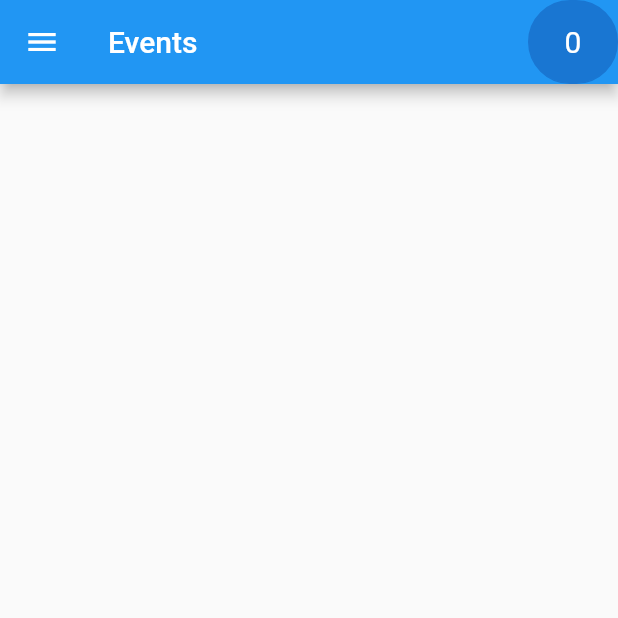
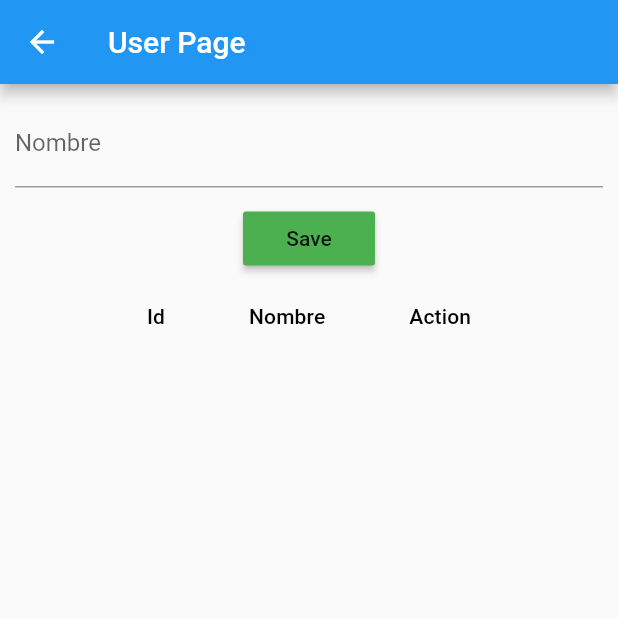
Before and after one commit to enetz7/Navegacion-Drawer, a Flutter app: the eventPage screen opened by its route, on a phone screen of 412 x 824 dp, the top half of it. Run offline on Flutter 3.47's test engine with Material 2 defaults, Android fonts, the phone set to English and light mode, and no system bars; our stand-ins replace sqflite; accounts and stored records are empty; network calls fail.

Commit message:
change bbdd

```diff
--- a/lib/data/database_helper.dart
+++ b/lib/data/database_helper.dart
@@ -5,6 +5,7 @@ import 'package:path/path.dart';
 import 'dart:async';
 import 'package:path_provider/path_provider.dart';
 import 'package:sqflite/sqflite.dart';
+
 class DatabaseHelper {
   static final DatabaseHelper _instance = new DatabaseHelper.internal();
   factory DatabaseHelper() => _instance;
@@ -14,22 +15,36 @@ class DatabaseHelper {
       return _db;
     }
     _db = await initDb();
+    await _onCreate();
     return _db;
   }
+
   DatabaseHelper.internal();
   initDb() async {
-
     Directory documentDirectory = await getApplicationDocumentsDirectory();
     String path = join(documentDirectory.path, "data_flutter.db");
     // Only copy if the database doesn't exist
-    if (FileSystemEntity.typeSync(path) == FileSystemEntityType.notFound){
+    if (FileSystemEntity.typeSync(path) == FileSystemEntityType.notFound) {
       // Load database from asset and copy
       ByteData data = await rootBundle.load(join('data', 'flutter.db'));
-      List<int> bytes = data.buffer.asUint8List(data.offsetInBytes, data.lengthInBytes);
+      List<int> bytes =
+          data.buffer.asUint8List(data.offsetInBytes, data.lengthInBytes);
       // Save copied asset to documents
       await new File(path).writeAsBytes(bytes);
     }
     var ourDb = await openDatabase(path);
+
     return ourDb;
   }
+
+  _onCreate() {
+    if (_db != null) {
+      _db.execute('''
+      CREATE TABLE User(
+        id INTEGER PRIMARY KEY AUTOINCREMENT,
+        nombre TEXT)
+    ''');
+      print("Database was created!");
+    }
+  }
 }
--- a/lib/data/query/user_ctr.dart
+++ b/lib/data/query/user_ctr.dart
@@ -1,29 +1,37 @@
 import 'package:navegacion/model/user.dart';
 import 'dart:async';
 import 'package:navegacion/data/database_helper.dart';
+
 class UserCtr {
-DatabaseHelper con = new DatabaseHelper();
+  DatabaseHelper con = new DatabaseHelper();
 //insertion
   Future<int> saveUser(User user) async {
     var dbClient = await con.db;
+    print("Usuario query");
     int res = await dbClient.insert("User", user.toMap());
+    //int res = await dbClient.rawInsert(
+    //    "INSERT INTO USER (id,nombre) VALUES('$user.id','$user.nombre')");
     return res;
   }
+
   //deletion
   Future<int> deleteUser(int user) async {
     var dbClient = await con.db;
     int res = await dbClient.rawDelete('DELETE FROM User WHERE id = ?', [user]);
     return res;
   }
+
   Future<User> checkUser(String user) async {
     var dbClient = await con.db;
-    var res = await dbClient.rawQuery("SELECT * FROM user WHERE nombre = '$user'");
+    var res =
+        await dbClient.rawQuery("SELECT * FROM user WHERE nombre = '$user'");
 
     if (res.length > 0) {
       return new User.fromMap(res.first);
     }
     return null;
   }
+
   Future<List<User>> getAllUser() async {
     var dbClient = await con.db;
     var res = await dbClient.query("user");
--- a/lib/fragments/eventPage.dart
+++ b/lib/fragments/eventPage.dart
@@ -8,7 +8,6 @@ import 'package:provider/provider.dart';
 import 'package:navegacion/model/user.dart';
 import 'package:navegacion/services/response/user_response.dart';
 
-
 class eventPage extends StatefulWidget {
   eventPage({Key key}) : super(key: key);
 
@@ -16,25 +15,27 @@ class eventPage extends StatefulWidget {
   EventPageStage createState() => EventPageStage();
 }
 
-
-class EventPageStage extends State<eventPage> implements CreateUserCallBack,GetUserCallBack,DeleteUserCallBack {
+class EventPageStage extends State<eventPage>
+    implements CreateUserCallBack, GetUserCallBack, DeleteUserCallBack {
   static const String routeName = '/eventPage';
   BuildContext _ctx;
   bool _isLoading = false;
   final formKey = new GlobalKey<FormState>();
   final scaffoldKey = new GlobalKey<ScaffoldState>();
   String _nombre;
-  CreateUserResponse _responseCreate;
-  GetUserResponse _responseGet;
-  DeleteUserResponse _responseDelete;
-  List<User> listUser;
+  CreateUserResponse _responseCreate = new CreateUserResponse(null);
+  GetUserResponse _responseGet = new GetUserResponse(null);
+  DeleteUserResponse _responseDelete = new DeleteUserResponse(null);
+  List<User> listUser = new List<User>();
+  // ignore: non_constant_identifier_names
   EventPageState() {
     _responseCreate = new CreateUserResponse(this);
     _responseGet = new GetUserResponse(this);
     _responseDelete = new DeleteUserResponse(this);
-    listUser = new List<User>();
+    //listUser = new List<User>();
     _responseGet.doGet();
   }
+
   void _submit() {
     final form = formKey.currentState;
     if (form.validate()) {
@@ -45,6 +46,7 @@ class EventPageStage extends State<eventPage> implements CreateUserCallBack,GetU
       });
     }
   }
+
   void _delete(int id) {
     final form = formKey.currentState;
     if (form.validate()) {
@@ -54,19 +56,20 @@ class EventPageStage extends State<eventPage> implements CreateUserCallBack,GetU
       });
     }
   }
+
   void _showSnackBar(String text) {
     scaffoldKey.currentState.showSnackBar(new SnackBar(
       content: new Text(text),
     ));
   }
+
   SingleChildScrollView dataBody() {
     return SingleChildScrollView(
       scrollDirection: Axis.vertical,
       child: DataTable(
         columns: [
           DataColumn(label: Text('Id')),
-          DataColumn(label: Text('Username')),
-          DataColumn(label: Text('Password')),
+          DataColumn(label: Text('Nombre')),
           DataColumn(label: Text('Action')),
         ],
         rows:
@@ -74,9 +77,10 @@ class EventPageStage extends State<eventPage> implements CreateUserCallBack,GetU
                 .map(
                   ((element) => DataRow(
                         cells: <DataCell>[
-                          DataCell(Text(element.id.toString())), //Extracting from Map element the value
+                          DataCell(Text(element.id
+                              .toString())), //Extracting from Map element the value
                           DataCell(Text(element.nombre)),
-                          DataCell( new IconButton(
+                          DataCell(new IconButton(
                             icon: const Icon(Icons.delete_forever,
                                 color: const Color(0xFF167F67)),
                             onPressed: () => _delete(element.id),
@@ -90,10 +94,7 @@ class EventPageStage extends State<eventPage> implements CreateUserCallBack,GetU
     );
   }
 
-
-
-
-  List lista=[];
+  List lista = [];
 
   @override
   void initState() {
@@ -101,15 +102,13 @@ class EventPageStage extends State<eventPage> implements CreateUserCallBack,GetU
     changeList();
   }
 
-  void changeList() async{
-      lista= await loadData();
-      setState(() {
-      });
+  void changeList() async {
+    lista = await loadData();
+    setState(() {});
   }
 
   Future<List<dynamic>> loadData() async {
-    final response =
-        await http.get('https://randomuser.me/api/?results=20');
+    final response = await http.get('https://randomuser.me/api/?results=20');
     if (response.statusCode == 200) {
       var jsonResponse = convert.jsonDecode(response.body);
       return jsonResponse['results'];
@@ -117,53 +116,126 @@ class EventPageStage extends State<eventPage> implements CreateUserCallBack,GetU
     return null;
   }
 
+  @override
+  Widget build(BuildContext context) {
+    _ctx = context;
+    var loginBtn = new RaisedButton(
+      onPressed: _submit,
+      child: new Text("Save"),
+      color: Colors.green,
+    );
+    var userForm = new Column(
+      crossAxisAlignment: CrossAxisAlignment.center,
+      children: <Widget>[
+        new Form(
+          key: formKey,
+          child: new Column(
+            children: <Widget>[
+              new Padding(
+                padding: const EdgeInsets.all(10.0),
+                child: new TextFormField(
+                  onSaved: (val) => _nombre = val,
+                  decoration: new InputDecoration(labelText: "Nombre"),
+                ),
+              ),
+            ],
+          ),
+        ),
+        loginBtn
+      ],
+    );
+    return new Scaffold(
+      appBar: new AppBar(
+        title: new Text("User Page"),
+      ),
+      key: scaffoldKey,
+      body: new Column(
+        mainAxisSize: MainAxisSize.min,
+        mainAxisAlignment: MainAxisAlignment.center,
+        verticalDirection: VerticalDirection.down,
+        children: <Widget>[
+          userForm,
+          Expanded(
+            child: dataBody(),
+          ),
+        ],
+      ),
+    );
+  }
 
+/*
   @override
   Widget build(BuildContext context) {
     final listNombres = Provider.of<ListaNombres>(context);
-   if(listNombres.listaNombres.length==0){
-    listNombres.listaNombres=lista;
+    if (listNombres.listaNombres.length == 0) {
+      listNombres.listaNombres = lista;
       listNombres.setFavorites(lista.length);
     }
-   if(listNombres.listaNombres==null){
+    if (listNombres.listaNombres == null) {
       return new Scaffold(
-        appBar: AppBar(
-          title: Text("Events"),
-        actions: [Container(
+          appBar: AppBar(title: Text("Events"), actions: [
+            Container(
               alignment: Alignment.center,
               height: 50,
               width: 60,
-           child:Text(listNombres.nombresFavoritos.length.toString(),style:TextStyle(fontSize: 20),textAlign: TextAlign.center,),
-           decoration: BoxDecoration(color:Colors.blue[700],border:Border.all(color:Colors.blue[700]),borderRadius:BorderRadius.circular(100)),
+              child: Text(
+                listNombres.nombresFavoritos.length.toString(),
+                style: TextStyle(fontSize: 20),
+                textAlign: TextAlign.center,
+              ),
+              decoration: BoxDecoration(
+                  color: Colors.blue[700],
+                  border: Border.all(color: Colors.blue[700]),
+                  borderRadius: BorderRadius.circular(100)),
             ),
           ]),
           drawer: navigationDrawer(),
           body: Center(child: Text("Hey! this is events list page")));
-    }else{
+    } else {
       return new Scaffold(
-        appBar: AppBar(
-          title: Text("Events"),
-        actions: [Container(
+          appBar: AppBar(title: Text("Events"), actions: [
+            Container(
               alignment: Alignment.center,
               height: 50,
               width: 60,
-           child:Text(listNombres.nombresFavoritos.length.toString(),style:TextStyle(fontSize: 20),textAlign: TextAlign.center,),
-           decoration: BoxDecoration(color:Colors.blue[700],border:Border.all(color:Colors.blue[700]),borderRadius:BorderRadius.circular(100)),
+              child: Text(
+                listNombres.nombresFavoritos.length.toString(),
+                style: TextStyle(fontSize: 20),
+                textAlign: TextAlign.center,
+              ),
+              decoration: BoxDecoration(
+                  color: Colors.blue[700],
+                  border: Border.all(color: Colors.blue[700]),
+                  borderRadius: BorderRadius.circular(100)),
             ),
           ]),
           drawer: navigationDrawer(),
-        body: SingleChildScrollView(child:Center(child:
-        Column(children: [
-          for(int i=0;i<listNombres.listaNombres.length;i++)...{
+          body: SingleChildScrollView(
+              child: Center(
+                  child: Column(
+            children: [
+              for (int i = 0; i < listNombres.listaNombres.length; i++) ...{
                 ListTile(
                   leading: FlutterLogo(),
-              title: Text(listNombres.listaNombres[i]['name']['first'],textAlign: TextAlign.center,),
-              trailing: Icon(Icons.star,color: listNombres.favorite[i],),onTap:()=> {listNombres.changeColor(Colors.yellow[600], i), listNombres.addNombresFavoritos(listNombres.listaNombres[i]['name']['first'])},
+                  title: Text(
+                    listNombres.listaNombres[i]['name']['first'],
+                    textAlign: TextAlign.center,
+                  ),
+                  trailing: Icon(
+                    Icons.star,
+                    color: listNombres.favorite[i],
+                  ),
+                  onTap: () => {
+                    listNombres.changeColor(Colors.yellow[600], i),
+                    listNombres.addNombresFavoritos(
+                        listNombres.listaNombres[i]['name']['first'])
+                  },
                 )
               }
-        ],))));
+            ],
+          ))));
     }
- }
+  }*/
 
   @override
   void onCreateUserError(String error) {
@@ -173,24 +245,25 @@ class EventPageStage extends State<eventPage> implements CreateUserCallBack,GetU
       _isLoading = false;
     });
   }
+
   @override
   void onCreateUserSuccess(int user) async {
-    if(user > 0){
+    if (user > 0) {
       // TODO: implement onLoginSuccess
       _responseGet.doGet();
       _showSnackBar("data has been saved successfully");
       setState(() {
         _isLoading = false;
       });
-    }else{
+    } else {
       // TODO: implement onLoginSuccess
       _showSnackBar("Failed, please check data");
       setState(() {
         _isLoading = false;
       });
     }
+  }
 
-  }
   @override
   void onGetUserError(String error) {
     // TODO: implement onLoginError
@@ -199,16 +272,16 @@ class EventPageStage extends State<eventPage> implements CreateUserCallBack,GetU
       _isLoading = false;
     });
   }
+
   @override
   void onGetUserSuccess(List<User> user) async {
-    if(user != null){
+    if (user != null) {
       // TODO: implement onLoginSuccess
       listUser = user;
       setState(() {});
-    }else{
+    } else {}
   }
 
-  }
   @override
   void onDeleteUserError(String error) {
     // TODO: implement onLoginError
@@ -217,22 +290,22 @@ class EventPageStage extends State<eventPage> implements CreateUserCallBack,GetU
       _isLoading = false;
     });
   }
+
   @override
   void onDeleteUserSuccess(int user) async {
-    if(user > 0){
+    if (user > 0) {
       _responseGet.doGet();
       // TODO: implement onLoginSuccess
       _showSnackBar("data has been delete successfully");
       setState(() {
         _isLoading = false;
       });
-    }else{
+    } else {
       // TODO: implement onLoginSuccess
       _showSnackBar("Failed, please check data");
       setState(() {
         _isLoading = false;
       });
     }
-
   }
 }
--- a/lib/model/user.dart
+++ b/lib/model/user.dart
@@ -3,6 +3,7 @@ class User {
   String _nombre;
   User(this._nombre);
   User.fromMap(dynamic obj) {
+    print("Usuario entro");
     this._id = obj['id'];
     this._nombre = obj['nombre'];
   }
```
Also changed, not shown: pubspec.lock. Lines whose indentation alone changed are shown as unchanged.
